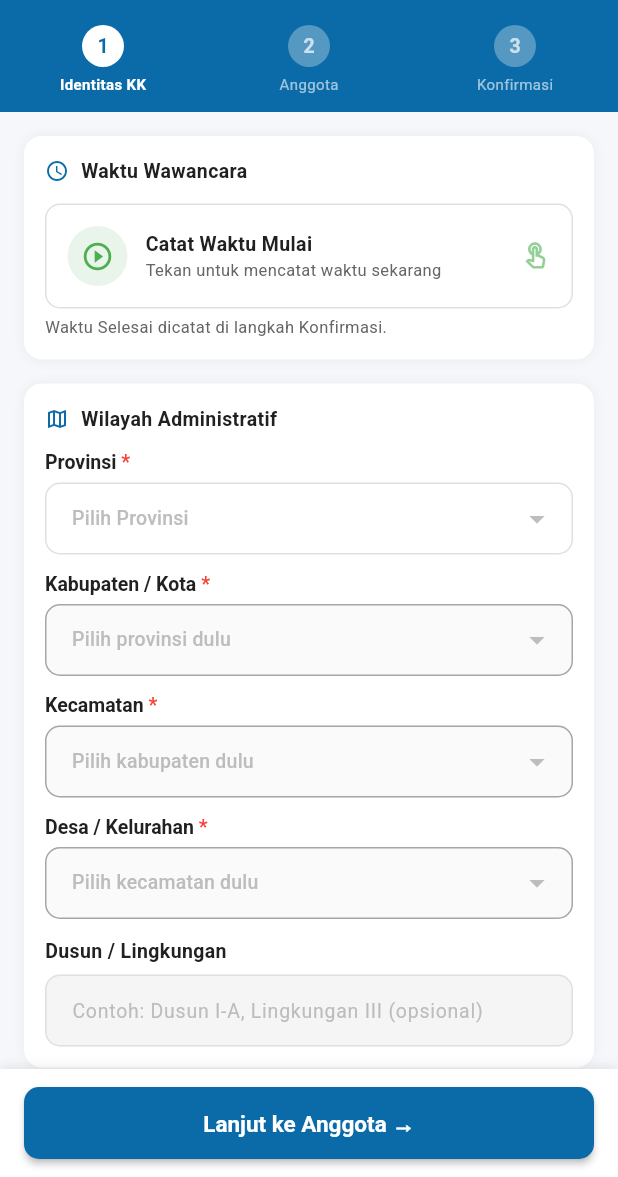
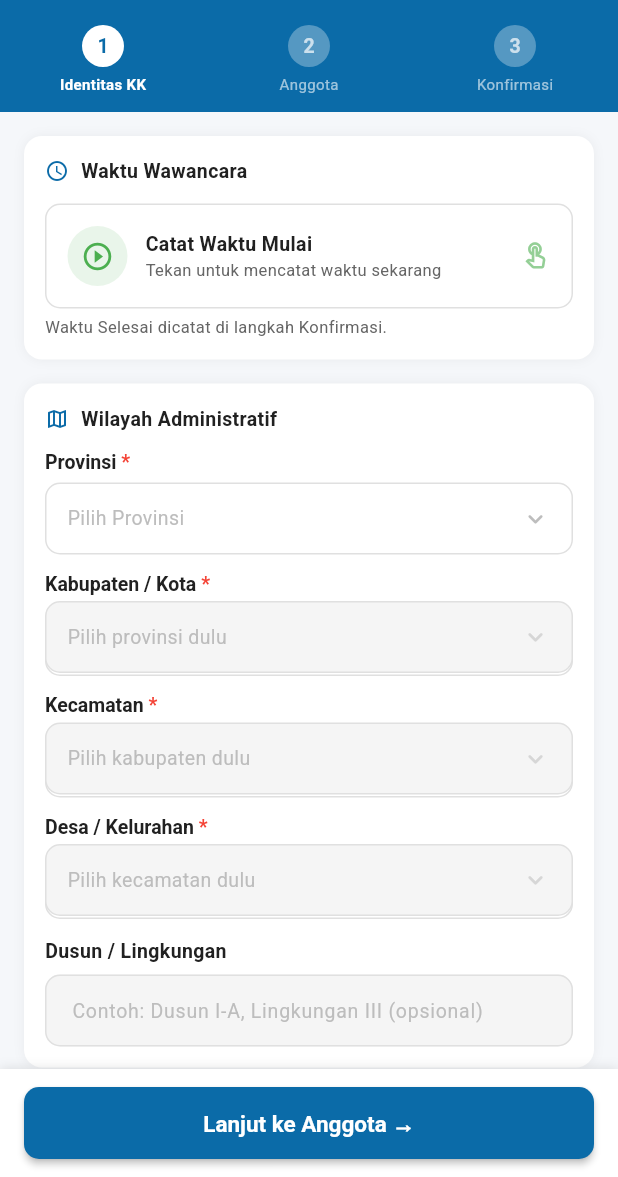
Before and after one commit to bills1912/village-social-economic-survey-mobile-apps, a Flutter app: the KuesionerFormScreen screen opened directly, on a phone screen of 412 x 824 dp, the part 59-1236 px from its top. Run offline on Flutter 3.47's test engine with Material 3 defaults, Android fonts, the light colour scheme and no system bars; our stand-ins replace connectivity_plus, flutter_map, geolocator, latlong2, shared_preferences, sqflite; accounts and stored records are empty; network calls fail.

```diff
--- a/lib/widgets/form_widgets.dart
+++ b/lib/widgets/form_widgets.dart
@@ -3,7 +3,7 @@ import 'package:flutter/material.dart';
 import '../utils/app_theme.dart';
 
 // ─────────────────────────────────────────────────────────────────────────────
-// FormInput  (unchanged)
+// FormInput
 // ─────────────────────────────────────────────────────────────────────────────
 
 class FormInput extends StatelessWidget {
@@ -74,13 +74,10 @@ class FormInput extends StatelessWidget {
 }
 
 // ─────────────────────────────────────────────────────────────────────────────
-// CustomSelectField  — estetik bottom-sheet picker dengan search
+// CustomSelectField  — StatefulWidget agar FormField selalu sync dengan value
 // ─────────────────────────────────────────────────────────────────────────────
 
-/// Drop-in replacement for [FormDropdown].
-/// Shows a styled trigger field; on tap opens a modal bottom sheet
-/// with a search bar and a scrollable list of options.
-class CustomSelectField extends StatelessWidget {
+class CustomSelectField extends StatefulWidget {
   final String label;
   final String? value;
   final List<Map<String, String>> options;
@@ -98,11 +95,35 @@ class CustomSelectField extends StatelessWidget {
     this.isRequired = false,
   });
 
+  @override
+  State<CustomSelectField> createState() => _CustomSelectFieldState();
+}
+
+class _CustomSelectFieldState extends State<CustomSelectField> {
+  final _fieldKey = GlobalKey<FormFieldState<String>>();
+
+  @override
+  void didUpdateWidget(CustomSelectField oldWidget) {
+    super.didUpdateWidget(oldWidget);
+    // Saat value berubah dari luar (mis. cascade WilayahPicker reset),
+    // sync ke FormField internal agar validator selalu pakai nilai terkini.
+    if (oldWidget.value != widget.value) {
+      WidgetsBinding.instance.addPostFrameCallback((_) {
+        if (_fieldKey.currentState != null) {
+          _fieldKey.currentState!.didChange(widget.value);
+        }
+      });
+    }
+  }
+
   String? get _selectedLabel {
-    if (value == null) return null;
-    return options
+    if (widget.value == null) return null;
+    return widget.options
         .cast<Map<String, String>?>()
-        .firstWhere((o) => o?['value'] == value, orElse: () => null)?['label'];
+        .firstWhere(
+          (o) => o?['value'] == widget.value,
+      orElse: () => null,
+    )?['label'];
   }
 
   void _open(BuildContext context) {
@@ -111,12 +132,14 @@ class CustomSelectField extends StatelessWidget {
       isScrollControlled: true,
       backgroundColor: Colors.transparent,
       builder: (_) => _SelectSheet(
-        title: label.replaceAll(' *', ''),
-        options: options,
-        selectedValue: value,
+        title: widget.label.replaceAll(' *', ''),
+        options: widget.options,
+        selectedValue: widget.value,
         onSelected: (val) {
           Navigator.pop(context);
-          onChanged(val);
+          // Sync FormField dulu, lalu notify parent
+          _fieldKey.currentState?.didChange(val);
+          widget.onChanged(val);
         },
       ),
     );
@@ -125,11 +148,11 @@ class CustomSelectField extends StatelessWidget {
   @override
   Widget build(BuildContext context) {
     final selected = _selectedLabel;
-    final hasError = false; // validated externally via FormField below
 
     return FormField<String>(
-      initialValue: value,
-      validator: validator,
+      key: _fieldKey,
+      initialValue: widget.value,
+      validator: widget.validator,
       builder: (state) {
         final showError = state.errorText != null;
         return Column(
@@ -138,14 +161,14 @@ class CustomSelectField extends StatelessWidget {
             // ── Label ─────────────────────────────────────────────────────
             RichText(
               text: TextSpan(
-                text: label.replaceAll(' *', ''),
+                text: widget.label.replaceAll(' *', ''),
                 style: const TextStyle(
                   fontWeight: FontWeight.w600,
                   fontSize: 13,
                   color: AppTheme.textPrimary,
                 ),
                 children: [
-                  if (isRequired)
+                  if (widget.isRequired)
                     const TextSpan(
                       text: ' *',
                       style: TextStyle(color: AppTheme.accentRed),
@@ -157,10 +180,7 @@ class CustomSelectField extends StatelessWidget {
 
             // ── Trigger field ──────────────────────────────────────────────
             GestureDetector(
-              onTap: () {
-                _open(context);
-                state.didChange(value);
-              },
+              onTap: () => _open(context),
               child: AnimatedContainer(
                 duration: const Duration(milliseconds: 180),
                 height: 48,
@@ -181,7 +201,8 @@ class CustomSelectField extends StatelessWidget {
                   children: [
                     Expanded(
                       child: Text(
-                        selected ?? 'Pilih ${label.replaceAll(' *', '')}',
+                        selected ??
+                            'Pilih ${widget.label.replaceAll(' *', '')}',
                         style: TextStyle(
                           fontSize: 13,
                           color: selected != null
@@ -228,7 +249,7 @@ class CustomSelectField extends StatelessWidget {
 }
 
 // ─────────────────────────────────────────────────────────────────────────────
-// _SelectSheet  — the bottom sheet content
+// _SelectSheet  — bottom sheet content
 // ─────────────────────────────────────────────────────────────────────────────
 
 class _SelectSheet extends StatefulWidget {
@@ -262,7 +283,8 @@ class _SelectSheetState extends State<_SelectSheet>
       vsync: this,
       duration: const Duration(milliseconds: 280),
     );
-    _scaleAnim = CurvedAnimation(parent: _animCtrl, curve: Curves.easeOutCubic);
+    _scaleAnim =
+        CurvedAnimation(parent: _animCtrl, curve: Curves.easeOutCubic);
     _animCtrl.forward();
   }
 
@@ -352,9 +374,10 @@ class _SelectSheetState extends State<_SelectSheet>
                 onChanged: (v) => setState(() => _query = v),
                 style: const TextStyle(fontSize: 13),
                 decoration: InputDecoration(
-                  hintText: 'Cari ${widget.title.toLowerCase()}...',
-                  hintStyle:
-                  TextStyle(fontSize: 13, color: Colors.grey[400]),
+                  hintText:
+                  'Cari ${widget.title.toLowerCase()}...',
+                  hintStyle: TextStyle(
+                      fontSize: 13, color: Colors.grey[400]),
                   prefixIcon: const Icon(Icons.search,
                       size: 18, color: AppTheme.primaryBlue),
                   suffixIcon: _query.isNotEmpty
@@ -364,7 +387,8 @@ class _SelectSheetState extends State<_SelectSheet>
                       setState(() => _query = '');
                     },
                     child: const Icon(Icons.clear,
-                        size: 16, color: AppTheme.textSecondary),
+                        size: 16,
+                        color: AppTheme.textSecondary),
                   )
                       : null,
                   filled: true,
@@ -373,11 +397,13 @@ class _SelectSheetState extends State<_SelectSheet>
                       horizontal: 14, vertical: 10),
                   border: OutlineInputBorder(
                     borderRadius: BorderRadius.circular(12),
-                    borderSide: BorderSide(color: Colors.grey[200]!),
+                    borderSide:
+                    BorderSide(color: Colors.grey[200]!),
                   ),
                   enabledBorder: OutlineInputBorder(
                     borderRadius: BorderRadius.circular(12),
-                    borderSide: BorderSide(color: Colors.grey[200]!),
+                    borderSide:
+                    BorderSide(color: Colors.grey[200]!),
                   ),
                   focusedBorder: OutlineInputBorder(
                     borderRadius: BorderRadius.circular(12),
@@ -405,7 +431,8 @@ class _SelectSheetState extends State<_SelectSheet>
                     Text(
                       'Tidak ada hasil untuk "$_query"',
                       style: TextStyle(
-                          fontSize: 13, color: Colors.grey[400]),
+                          fontSize: 13,
+                          color: Colors.grey[400]),
                     ),
                   ],
                 ),
@@ -425,7 +452,8 @@ class _SelectSheetState extends State<_SelectSheet>
                   return _OptionTile(
                     label: opt['label'] ?? '',
                     isSelected: isSelected,
-                    onTap: () => widget.onSelected(opt['value']),
+                    onTap: () =>
+                        widget.onSelected(opt['value']),
                   );
                 },
               ),
@@ -458,13 +486,13 @@ class _OptionTile extends StatelessWidget {
       onTap: onTap,
       child: AnimatedContainer(
         duration: const Duration(milliseconds: 150),
-        padding: const EdgeInsets.symmetric(horizontal: 20, vertical: 14),
+        padding:
+        const EdgeInsets.symmetric(horizontal: 20, vertical: 14),
         color: isSelected
             ? AppTheme.primaryBlue.withOpacity(0.06)
             : Colors.transparent,
         child: Row(
           children: [
-            // Leading dot indicator
             AnimatedContainer(
               duration: const Duration(milliseconds: 150),
               width: 8,
@@ -477,23 +505,20 @@ class _OptionTile extends StatelessWidget {
               ),
             ),
             const SizedBox(width: 14),
-
-            // Label
             Expanded(
               child: Text(
                 label,
                 style: TextStyle(
                   fontSize: 13,
-                  fontWeight:
-                  isSelected ? FontWeight.w600 : FontWeight.normal,
+                  fontWeight: isSelected
+                      ? FontWeight.w600
+                      : FontWeight.normal,
                   color: isSelected
                       ? AppTheme.primaryBlue
                       : AppTheme.textPrimary,
                 ),
               ),
             ),
-
-            // Check icon
             if (isSelected)
               Container(
                 width: 22,
@@ -513,7 +538,7 @@ class _OptionTile extends StatelessWidget {
 }
 
 // ─────────────────────────────────────────────────────────────────────────────
-// FormDropdown  — kept for backward compat, internally uses CustomSelectField
+// FormDropdown  — backward compat, delegates ke CustomSelectField
 // ─────────────────────────────────────────────────────────────────────────────
 
 class FormDropdown extends StatelessWidget {
@@ -548,7 +573,7 @@ class FormDropdown extends StatelessWidget {
 }
 
 // ─────────────────────────────────────────────────────────────────────────────
-// FormRadioGroup  (unchanged)
+// FormRadioGroup
 // ─────────────────────────────────────────────────────────────────────────────
 
 class FormRadioGroup extends StatelessWidget {
@@ -604,8 +629,8 @@ class FormRadioGroup extends StatelessWidget {
               ),
               if (state.errorText != null)
                 Text(state.errorText!,
-                    style:
-                    const TextStyle(color: Colors.red, fontSize: 11)),
+                    style: const TextStyle(
+                        color: Colors.red, fontSize: 11)),
             ],
           ),
         ),
@@ -615,7 +640,7 @@ class FormRadioGroup extends StatelessWidget {
 }
 
 // ─────────────────────────────────────────────────────────────────────────────
-// InfoTile  (unchanged)
+// InfoTile
 // ─────────────────────────────────────────────────────────────────────────────
 
 class InfoTile extends StatelessWidget {
@@ -643,11 +668,13 @@ class InfoTile extends StatelessWidget {
             width: 32,
             height: 32,
             decoration: BoxDecoration(
-              color: (iconColor ?? AppTheme.primaryBlue).withOpacity(0.1),
+              color:
+              (iconColor ?? AppTheme.primaryBlue).withOpacity(0.1),
               borderRadius: BorderRadius.circular(8),
             ),
             child: Icon(icon,
-                size: 16, color: iconColor ?? AppTheme.primaryBlue),
+                size: 16,
+                color: iconColor ?? AppTheme.primaryBlue),
           ),
           const SizedBox(width: 10),
           Expanded(
@@ -656,7 +683,8 @@ class InfoTile extends StatelessWidget {
               children: [
                 Text(label,
                     style: const TextStyle(
-                        fontSize: 11, color: AppTheme.textSecondary)),
+                        fontSize: 11,
+                        color: AppTheme.textSecondary)),
                 const SizedBox(height: 2),
                 Text(value,
                     style: const TextStyle(
--- a/lib/widgets/wilayah_picker.dart
+++ b/lib/widgets/wilayah_picker.dart
@@ -3,6 +3,7 @@ import 'package:flutter/material.dart';
 import '../models/wilayah.dart';
 import '../services/wilayah_service.dart';
 import '../utils/app_theme.dart';
+import 'form_widgets.dart';
 
 /// Widget cascading dropdown: Provinsi → Kabupaten/Kota → Kecamatan → Desa.
 ///
@@ -47,6 +48,10 @@ class _WilayahPickerState extends State<WilayahPicker> {
   bool _loadingKec = false;
   bool _loadingDesa = false;
 
+  // ── Konversi WilayahItem → format options CustomSelectField ──────────────
+  List<Map<String, String>> _toOptions(List<WilayahItem> items) =>
+      items.map((e) => {'value': e.kode, 'label': e.nama}).toList();
+
   @override
   void initState() {
     super.initState();
@@ -64,7 +69,8 @@ class _WilayahPickerState extends State<WilayahPicker> {
         orElse: () => null,
       );
       if (_selProvinsi != null) {
-        await _loadKabupaten(snap.kodeProvinsi!, restoreKode: snap.kodeKabupaten);
+        await _loadKabupaten(snap.kodeProvinsi!,
+            restoreKode: snap.kodeKabupaten);
       }
     }
     if (mounted) setState(() => _loadingProv = false);
@@ -89,7 +95,8 @@ class _WilayahPickerState extends State<WilayahPicker> {
       );
       if (_selKabupaten != null) {
         final snap = widget.initialSnapshot;
-        await _loadKecamatan(restoreKode, restoreKode: snap.kodeKecamatan);
+        await _loadKecamatan(restoreKode,
+            restoreKode: snap.kodeKecamatan);
       }
     }
     if (mounted) setState(() => _loadingKab = false);
@@ -134,8 +141,16 @@ class _WilayahPickerState extends State<WilayahPicker> {
     if (mounted) setState(() => _loadingDesa = false);
   }
 
-  void _onDesaChanged(WilayahItem? desa) {
-    setState(() => _selDesa = desa);
+  // ── Helpers mencari WilayahItem dari kode ─────────────────────────────────
+  WilayahItem? _findByKode(List<WilayahItem> list, String? kode) =>
+      kode == null
+          ? null
+          : list.cast<WilayahItem?>().firstWhere(
+            (i) => i?.kode == kode,
+        orElse: () => null,
+      );
+
+  void _emitChange() {
     widget.onChanged(WilayahSnapshot(
       kodeProvinsi: _selProvinsi?.kode,
       namaProvinsi: _selProvinsi?.nama,
@@ -143,8 +158,8 @@ class _WilayahPickerState extends State<WilayahPicker> {
       namaKabupaten: _selKabupaten?.nama,
       kodeKecamatan: _selKecamatan?.kode,
       namaKecamatan: _selKecamatan?.nama,
-      kodeDesa: desa?.kode,
-      namaDesa: desa?.nama,
+      kodeDesa: _selDesa?.kode,
+      namaDesa: _selDesa?.nama,
     ));
   }
 
@@ -153,107 +168,130 @@ class _WilayahPickerState extends State<WilayahPicker> {
     return Column(
       crossAxisAlignment: CrossAxisAlignment.start,
       children: [
-        _buildLabel('Provinsi', required: widget.required),
-        const SizedBox(height: 6),
-        _buildDropdown<WilayahItem>(
-          items: _provinsi,
-          value: _selProvinsi,
-          hint: 'Pilih Provinsi',
-          loading: _loadingProv,
+        // ── Provinsi ────────────────────────────────────────────────────────
+        _loadingProv
+            ? _loadingField('Provinsi')
+            : CustomSelectField(
+          label: 'Provinsi',
+          value: _selProvinsi?.kode,
+          options: _toOptions(_provinsi),
+          isRequired: widget.required,
+          onChanged: (kode) {
+            final item = _findByKode(_provinsi, kode);
+            setState(() => _selProvinsi = item);
+            if (item != null) _loadKabupaten(item.kode);
+            _emitChange();
+          },
           validator: widget.required
               ? (v) => v == null ? 'Pilih provinsi' : null
               : null,
-          onChanged: (val) {
-            setState(() => _selProvinsi = val);
-            if (val != null) {
-              _loadKabupaten(val.kode);
-            }
-          },
         ),
         const SizedBox(height: 12),
 
-        _buildLabel('Kabupaten / Kota', required: widget.required),
-        const SizedBox(height: 6),
-        _buildDropdown<WilayahItem>(
-          items: _kabupaten,
-          value: _selKabupaten,
-          hint: _selProvinsi == null ? 'Pilih provinsi dulu' : 'Pilih Kabupaten/Kota',
-          loading: _loadingKab,
-          enabled: _selProvinsi != null,
+        // ── Kabupaten / Kota ─────────────────────────────────────────────────
+        _loadingKab
+            ? _loadingField('Kabupaten / Kota')
+            : _DisabledWrapper(
+          disabled: _selProvinsi == null,
+          hint: 'Pilih provinsi dulu',
+          child: CustomSelectField(
+            label: 'Kabupaten / Kota',
+            value: _selKabupaten?.kode,
+            options: _toOptions(_kabupaten),
+            isRequired: widget.required,
+            onChanged: _selProvinsi == null
+                ? (_) {}
+                : (kode) {
+              final item = _findByKode(_kabupaten, kode);
+              setState(() => _selKabupaten = item);
+              if (item != null) _loadKecamatan(item.kode);
+              _emitChange();
+            },
             validator: widget.required
                 ? (v) => v == null ? 'Pilih kabupaten/kota' : null
                 : null,
-          onChanged: (val) {
-            setState(() => _selKabupaten = val);
-            if (val != null) _loadKecamatan(val.kode);
-          },
+          ),
         ),
         const SizedBox(height: 12),
 
-        _buildLabel('Kecamatan', required: widget.required),
-        const SizedBox(height: 6),
-        _buildDropdown<WilayahItem>(
-          items: _kecamatan,
-          value: _selKecamatan,
-          hint: _selKabupaten == null ? 'Pilih kabupaten dulu' : 'Pilih Kecamatan',
-          loading: _loadingKec,
-          enabled: _selKabupaten != null,
+        // ── Kecamatan ────────────────────────────────────────────────────────
+        _loadingKec
+            ? _loadingField('Kecamatan')
+            : _DisabledWrapper(
+          disabled: _selKabupaten == null,
+          hint: 'Pilih kabupaten dulu',
+          child: CustomSelectField(
+            label: 'Kecamatan',
+            value: _selKecamatan?.kode,
+            options: _toOptions(_kecamatan),
+            isRequired: widget.required,
+            onChanged: _selKabupaten == null
+                ? (_) {}
+                : (kode) {
+              final item = _findByKode(_kecamatan, kode);
+              setState(() => _selKecamatan = item);
+              if (item != null) _loadDesa(item.kode);
+              _emitChange();
+            },
             validator: widget.required
                 ? (v) => v == null ? 'Pilih kecamatan' : null
                 : null,
-          onChanged: (val) {
-            setState(() => _selKecamatan = val);
-            if (val != null) _loadDesa(val.kode);
-          },
+          ),
         ),
         const SizedBox(height: 12),
 
-        _buildLabel('Desa / Kelurahan', required: widget.required),
-        const SizedBox(height: 6),
-        _buildDropdown<WilayahItem>(
-          items: _desa,
-          value: _selDesa,
-          hint: _selKecamatan == null ? 'Pilih kecamatan dulu' : 'Pilih Desa/Kelurahan',
-          loading: _loadingDesa,
-          enabled: _selKecamatan != null,
+        // ── Desa / Kelurahan ─────────────────────────────────────────────────
+        _loadingDesa
+            ? _loadingField('Desa / Kelurahan')
+            : _DisabledWrapper(
+          disabled: _selKecamatan == null,
+          hint: 'Pilih kecamatan dulu',
+          child: CustomSelectField(
+            label: 'Desa / Kelurahan',
+            value: _selDesa?.kode,
+            options: _toOptions(_desa),
+            isRequired: widget.required,
+            onChanged: _selKecamatan == null
+                ? (_) {}
+                : (kode) {
+              final item = _findByKode(_desa, kode);
+              setState(() => _selDesa = item);
+              _emitChange();
+            },
             validator: widget.required
                 ? (v) => v == null ? 'Pilih desa/kelurahan' : null
                 : null,
-          onChanged: _onDesaChanged,
+          ),
         ),
       ],
     );
   }
 
-  Widget _buildLabel(String text, {bool required = false}) => RichText(
+  /// Skeleton field saat data sedang di-fetch
+  Widget _loadingField(String label) {
+    return Column(
+      crossAxisAlignment: CrossAxisAlignment.start,
+      children: [
+        RichText(
           text: TextSpan(
-      text: text,
+            text: label,
             style: const TextStyle(
               fontWeight: FontWeight.w600,
               fontSize: 13,
               color: AppTheme.textPrimary,
             ),
-      children: [
-        if (required)
-          const TextSpan(
+            children: widget.required
+                ? const [
+              TextSpan(
                 text: ' *',
                 style: TextStyle(color: AppTheme.accentRed),
+              )
+            ]
+                : [],
           ),
-      ],
         ),
-  );
-
-  Widget _buildDropdown<T>({
-    required List<T> items,
-    required T? value,
-    required String hint,
-    required ValueChanged<T?> onChanged,
-    bool loading = false,
-    bool enabled = true,
-    String? Function(T?)? validator,
-  }) {
-    if (loading) {
-      return Container(
+        const SizedBox(height: 6),
+        Container(
           height: 48,
           alignment: Alignment.centerLeft,
           padding: const EdgeInsets.symmetric(horizontal: 14),
@@ -270,31 +308,99 @@ class _WilayahPickerState extends State<WilayahPicker> {
                 child: CircularProgressIndicator(strokeWidth: 2),
               ),
               SizedBox(width: 10),
-            Text('Memuat...', style: TextStyle(color: AppTheme.textSecondary, fontSize: 13)),
+              Text(
+                'Memuat...',
+                style: TextStyle(
+                    color: AppTheme.textSecondary, fontSize: 13),
+              ),
             ],
+          ),
+        ),
+      ],
+    );
+  }
+}
+
+// ─── Helper: tampilkan placeholder jika parent belum dipilih ─────────────────
+
+class _DisabledWrapper extends StatelessWidget {
+  final bool disabled;
+  final String hint;
+  final Widget child;
+
+  const _DisabledWrapper({
+    required this.disabled,
+    required this.hint,
+    required this.child,
+  });
+
+  @override
+  Widget build(BuildContext context) {
+    if (!disabled) return child;
+
+    // Ambil label dari child (CustomSelectField selalu punya label)
+    // Tampilkan field tidak aktif dengan hint "Pilih X dulu"
+    return IgnorePointer(
+      child: Opacity(
+        opacity: 1,
+        child: AbsorbPointer(
+          child: _DisabledField(hint: hint, child: child),
+        ),
       ),
     );
   }
+}
 
-    return DropdownButtonFormField<T>(
-      value: value,
-      isExpanded: true,
-      validator: validator,
-      decoration: InputDecoration(
-        border: OutlineInputBorder(borderRadius: BorderRadius.circular(10)),
-        contentPadding: const EdgeInsets.symmetric(horizontal: 14, vertical: 12),
-        enabled: enabled,
-        fillColor: enabled ? Colors.white : Colors.grey[50],
-        filled: true,
+/// Overlay field disabled — menimpa trigger CustomSelectField dengan
+/// warna & hint yang menunjukkan ia belum bisa dipilih
+class _DisabledField extends StatelessWidget {
+  final String hint;
+  final Widget child;
+
+  const _DisabledField({required this.hint, required this.child});
+
+  @override
+  Widget build(BuildContext context) {
+    // Render child dulu, lalu stack overlay di atas trigger-nya
+    // Cara paling sederhana: ganti seluruh trigger dengan container abu-abu
+    return Stack(
+      children: [
+        child,
+        // Overlay transparan di atas trigger field (48 px height, skip label)
+        Positioned(
+          top: 13 + 6, // label height ≈ 13 + SizedBox(height:6)
+          left: 0,
+          right: 0,
+          height: 48,
+          child: Container(
+            padding: const EdgeInsets.symmetric(horizontal: 14),
+            decoration: BoxDecoration(
+              color: Colors.grey[100],
+              borderRadius: BorderRadius.circular(10),
+              border: Border.all(color: Colors.grey[300]!),
             ),
-      hint: Text(hint, style: TextStyle(fontSize: 13, color: Colors.grey[400])),
-      items: items
-          .map((item) => DropdownMenuItem<T>(
-        value: item,
-        child: Text(item.toString(), style: const TextStyle(fontSize: 13)),
-      ))
-          .toList(),
-      onChanged: enabled ? onChanged : null,
+            alignment: Alignment.centerLeft,
+            child: Row(
+              children: [
+                Expanded(
+                  child: Text(
+                    hint,
+                    style: TextStyle(
+                      fontSize: 13,
+                      color: Colors.grey[400],
+                    ),
+                  ),
+                ),
+                Icon(
+                  Icons.keyboard_arrow_down_rounded,
+                  size: 20,
+                  color: Colors.grey[350],
+                ),
+              ],
+            ),
+          ),
+        ),
+      ],
     );
   }
 }
```
Also changed, not shown: lib/screens/kuesioner/kuesioner_list_screen.dart (+98 -97 lines). Lines whose indentation alone changed are shown as unchanged.
